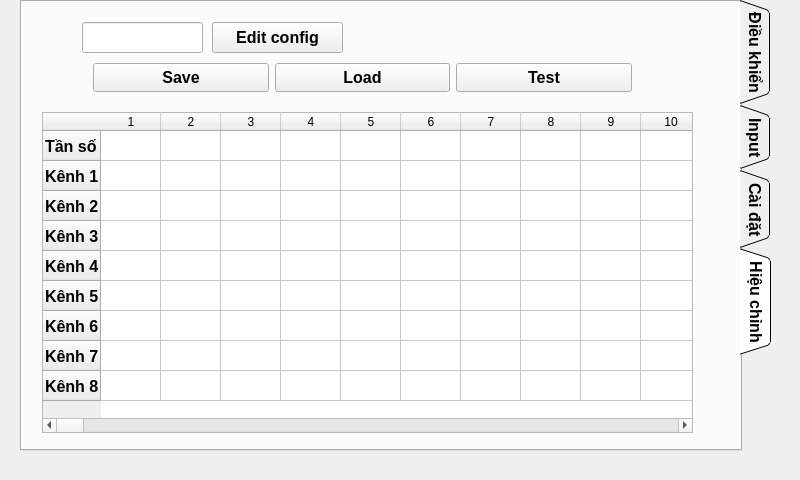
The window that mainwindow.ui (kimphg/rasPi) describes before a commit, drawn with Qt 5.
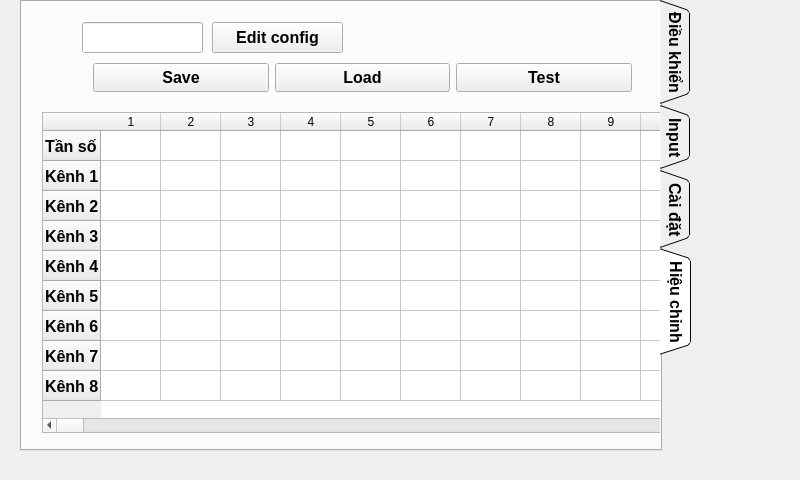
The same window after the commit. The open tabs and pages were chosen to show the change. Icons and pictures are not drawn.

What changed in the file:
```diff
--- a/mainwindow.ui
+++ b/mainwindow.ui
@@ -26,7 +26,7 @@
      <rect>
       <x>20</x>
       <y>0</y>
-      <width>751</width>
+      <width>671</width>
       <height>451</height>
      </rect>
     </property>
```
Left out of the diff: 2 changed lines with no effect on the pictures.
